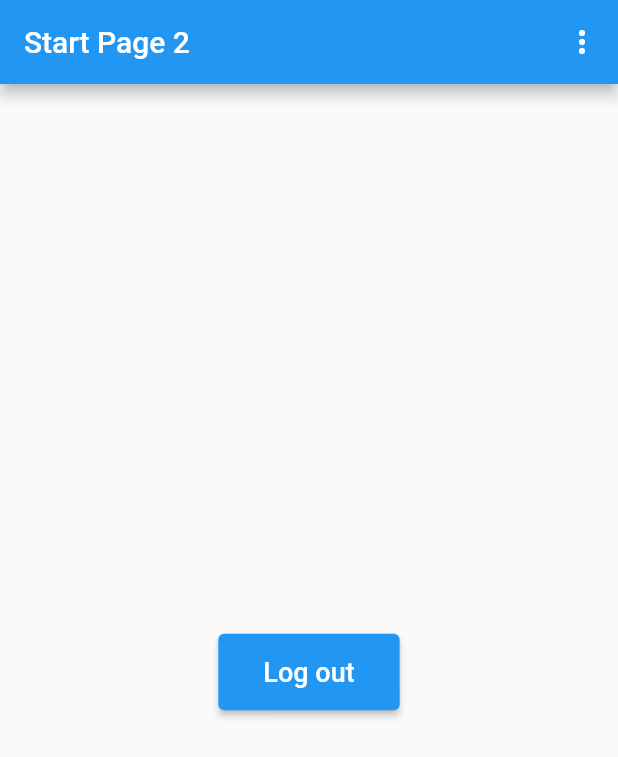
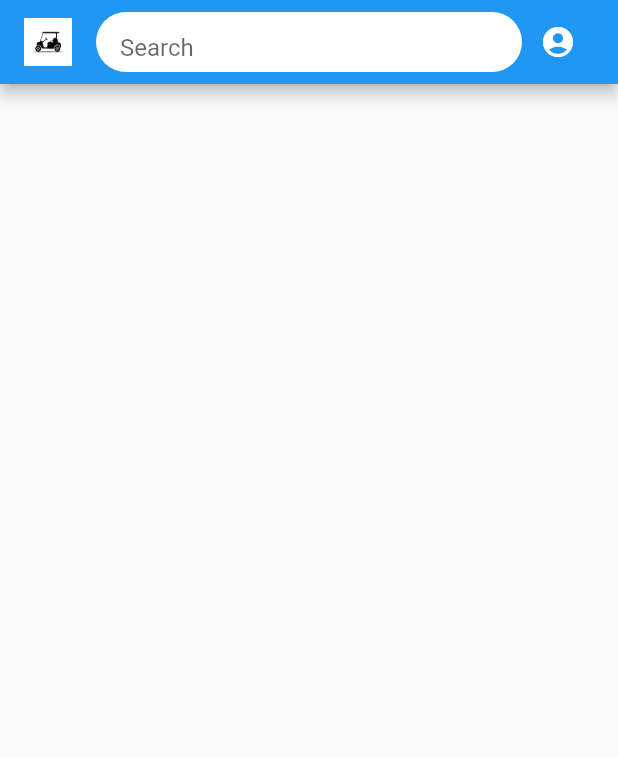
Before and after one commit to Abdallah49Raslan/Eccat_car, a Flutter app: the DriverStartPage screen opened directly, on a phone screen of 412 x 824 dp. Shown: the top 757 px of the screen. Run offline on Flutter 3.47's test engine with Material 2 defaults, Android fonts, the phone set to English and light mode, and no system bars; our stand-ins replace cloud_firestore, firebase_auth, firebase_core, firebase_database, firebase_messaging, flutter_svg and 6 more; missing offline and left inert: dart:ffi; accounts and stored records are empty.

Commit message:
edit the driver startPage and add user details page

```diff
--- a/security/lib/main.dart
+++ b/security/lib/main.dart
@@ -1,7 +1,8 @@
-import 'package:security/page/Authintication/spalsh_Page.dart';
+import 'package:security/page/Authintication/login_page.dart';
 import 'package:security/page/Driver/Driver_start.dart';
 import 'package:firebase_core/firebase_core.dart';
 import 'package:flutter/material.dart';
+import 'package:security/page/spalsh_Page.dart';
 import 'firebase_options.dart';
 
 void main() async {
@@ -26,7 +27,7 @@ class MyApp extends StatelessWidget {
       title: 'Flutter Demo',
       debugShowCheckedModeBanner: false,
       theme: themeData(),
-      home: HomePage(),
+      home: LoginPage(),
     );
   }
 }
--- a/security/lib/page/Driver/Driver_start.dart
+++ b/security/lib/page/Driver/Driver_start.dart
@@ -4,7 +4,7 @@ import 'package:cloud_firestore/cloud_firestore.dart';
 import '../Authintication/login_page.dart';
 import '../Health Care/darkmode.dart';
 import '../Iot/mainpage.dart';
-
+import '../User_Profile.dart';
 
 class DriverStartPage extends StatelessWidget {
   const DriverStartPage({Key? key}) : super(key: key);
@@ -30,59 +30,57 @@ class DriverStartPage extends StatelessWidget {
     final user = FirebaseAuth.instance.currentUser;
     return Scaffold(
       appBar: AppBar(
-        title: Text('Start Page 2'),
-        actions: [
-          PopupMenuButton(
-            // Use PopupMenuButton to show the menu options
-            itemBuilder: (BuildContext context) => <PopupMenuEntry>[
-              PopupMenuItem(
-                child: ListTile(
-                  title: const Text('Health Care'),
-                  onTap: () {
-                    Navigator.pop(context); // Close the menu
-                    _showHealthCare(
-                        context); // Call the callback function on button press
-                  },
+        title: Row(
+          children: [
+            Padding(
+              padding: const EdgeInsets.only(right: 16.0),
+              child: Image.asset(
+                'assets/image/logo.png', // Replace with your logo image path
+                width: 32, // Set the width of the logo image
+                height: 32, // Set the height of the logo image
+              ),
+            ),
+            Expanded(
+              child: Container(
+                height: 40,
+                decoration: BoxDecoration(
+                  borderRadius: BorderRadius.circular(20),
+                  color: Colors.white,
+                ),
+                child: TextField(
+                  decoration: InputDecoration(
+                    hintText: 'Search', // Placeholder for the search box
+                    contentPadding: const EdgeInsets.symmetric(horizontal: 16),
+                    border: InputBorder.none,
+                  ),
                 ),
               ),
-              PopupMenuItem(
-                child: ListTile(
-                  title: const Text('IoT'),
-                  onTap: () {
-                    Navigator.pop(context); // Close the menu
-                    _showIoT(
-                        context); // Call the callback function on button press
-                  },
-                ),
-              ),
-            ],
-          ),
-        ],
+            ),
+            IconButton(
+              onPressed: () {
+                // Navigate to the user's account page
+                _showUserDetails(context);
+              },
+              icon: Icon(Icons.account_circle), // Add the account icon here
+            ),
+          ],
+        ),
       ),
       body: Center(
         child: Column(
           mainAxisAlignment: MainAxisAlignment.center,
           children: [
             const SizedBox(height: 16),
-            ElevatedButton(
-              onPressed: () {
-                FirebaseAuth.instance.signOut();
-                Navigator.pushReplacement(
-                  context,
-                  MaterialPageRoute(builder: (context) => const LoginPage()),
-                );
-              },
-              child: const Text(
-                'Log out',
-                style: TextStyle(fontSize: 18),
-              ),
-              style: ElevatedButton.styleFrom(
-                padding: EdgeInsets.symmetric(horizontal: 30, vertical: 15),
-              ),
-            ),
+
           ],
         ),
       ),
     );
   }
+  void _showUserDetails(BuildContext context) {
+    Navigator.push(
+      context,
+      MaterialPageRoute(builder: (context) => const UserDetailPage()),
+    );
+  }
 }
--- a/security/lib/widget/text_fild.dart
+++ b/security/lib/widget/text_fild.dart
@@ -14,6 +14,7 @@ Widget textField({
   bool isObs = false,
   TextInputType? keyboardType,
   Widget? prefixIcon,
+  bool enabled = false,
 }) {
   return Container(
     height: 70.0,
```
Also changed, not shown: security/lib/page/User_Profile.dart (added, +219 -0 lines), security/assets/image/logo.png (added).
